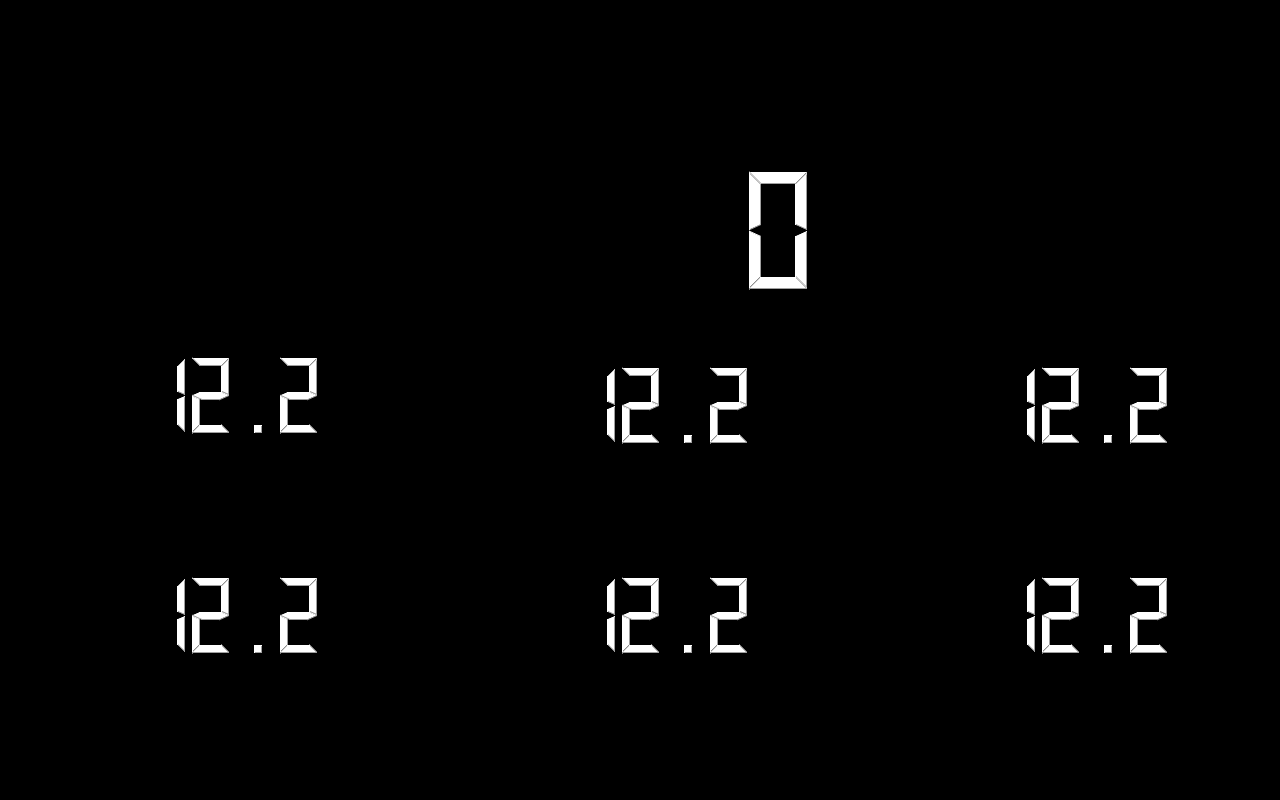
Above: ui/mainwindow.ui from zerlix/Spu-UI before the change. Below: the same form after it.
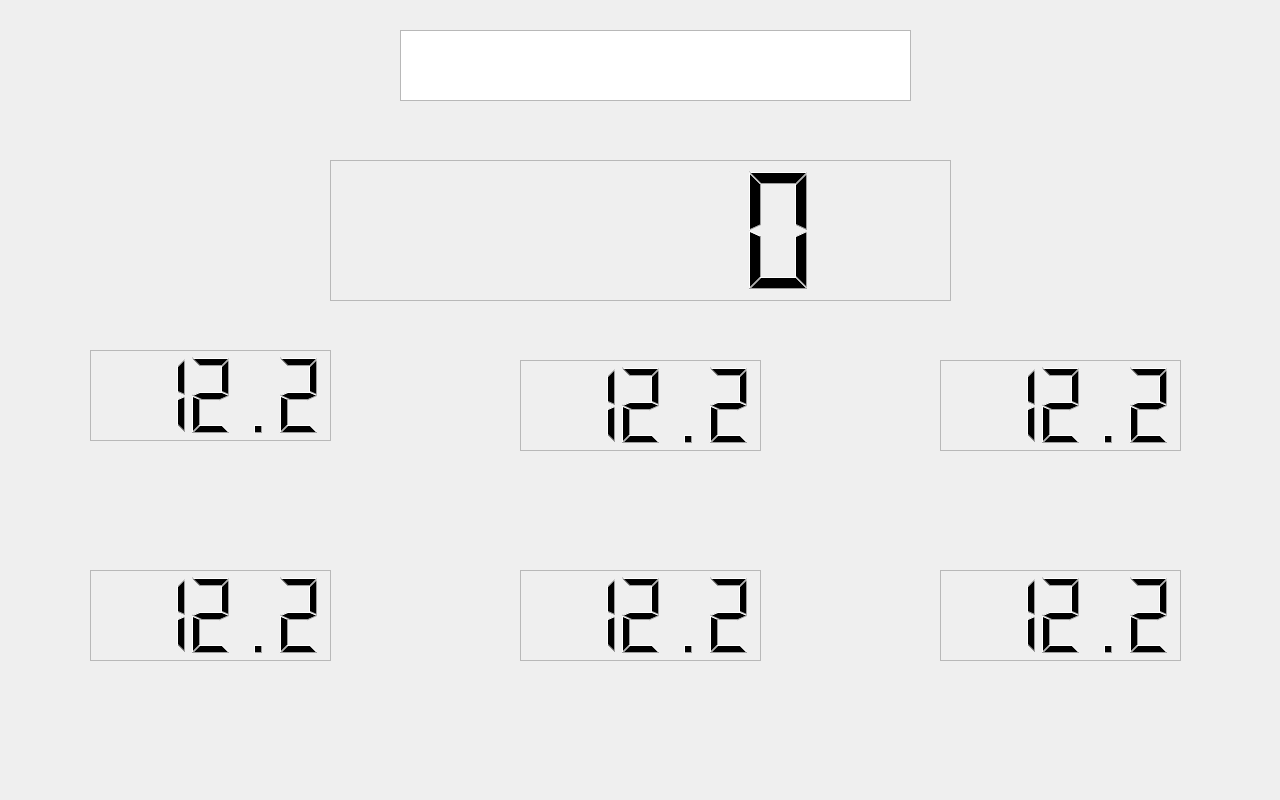
That is the form after the change.

The edit to the form file:
```diff
--- a/ui/mainwindow.ui
+++ b/ui/mainwindow.ui
@@ -25,10 +25,6 @@
   <property name="windowTitle">
    <string>MainWindow</string>
   </property>
-  <property name="styleSheet">
-   <string notr="true">background-color: rgb(0, 0, 0);
-color: rgb(255, 255, 255);</string>
-  </property>
   <widget class="QWidget" name="centralwidget">
    <property name="sizePolicy">
     <sizepolicy hsizetype="Fixed" vsizetype="Fixed">
```
